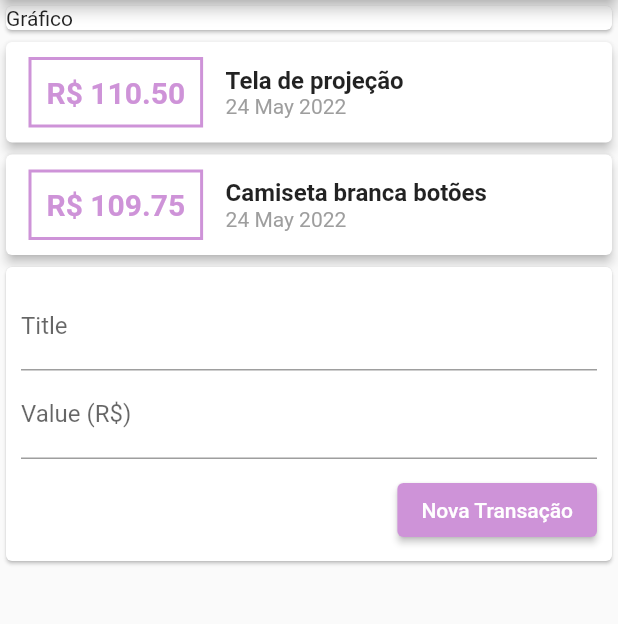
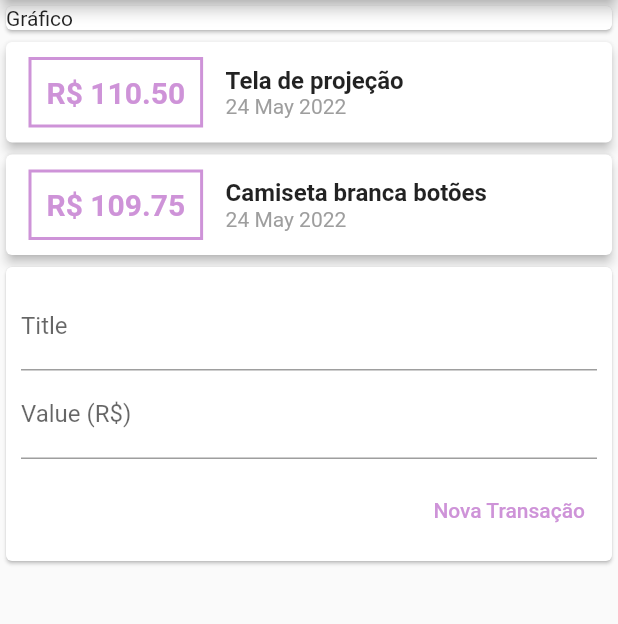
Before and after one commit to AllanCicceri/ExpensesApp, a Flutter app: the screen it shows after launch, on a phone screen of 412 x 824 dp, the part 84-708 px from its top. Run offline on Flutter 3.47's test engine with Material 2 defaults, Android fonts, the phone set to English and light mode, and no system bars.

Commit message:
refact: changed elevatebutton to textbutton

```diff
--- a/lib/main.dart
+++ b/lib/main.dart
@@ -102,9 +102,9 @@ class HomePage extends StatelessWidget {
                     child: Row(
                       mainAxisAlignment: MainAxisAlignment.end,
                       children: [
-                        ElevatedButton(
+                        TextButton(
                           style: ButtonStyle(
-                              backgroundColor: MaterialStateProperty.all(
+                              foregroundColor: MaterialStateProperty.all(
                                   Colors.purple.shade200)),
                           onPressed: () {},
                           child: Text('Nova Transação'),
```
